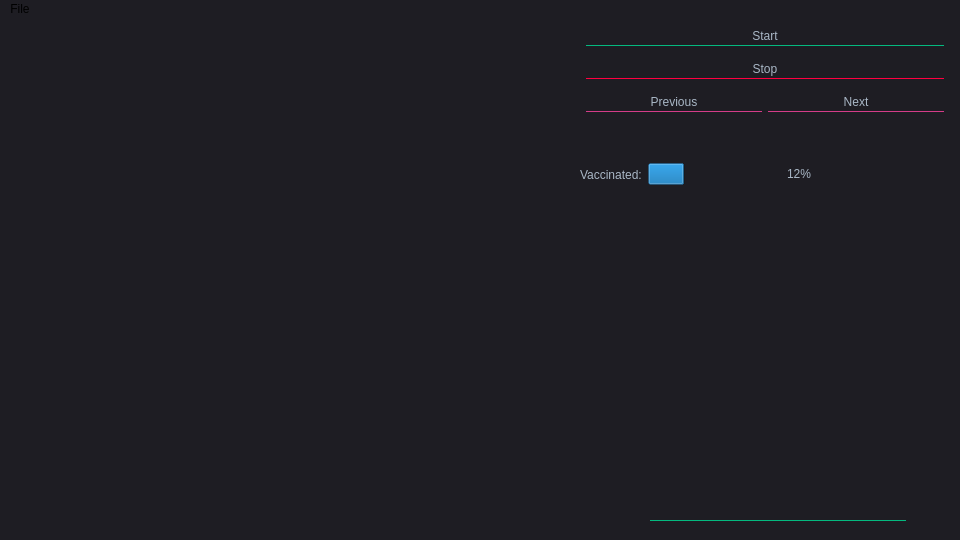
Before: the Qt Designer form src/mainwindow.ui in SteinVandenbroeke/PSE, drawn with Qt 5.
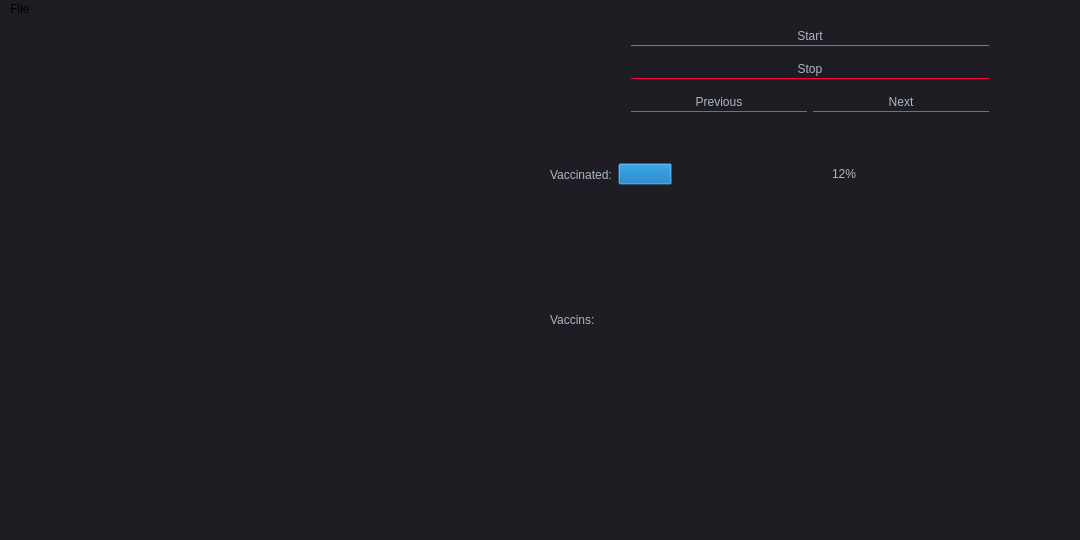
After: the same form once the commit is applied.

```diff
--- a/src/mainwindow.ui
+++ b/src/mainwindow.ui
@@ -6,7 +6,7 @@
    <rect>
     <x>0</x>
     <y>0</y>
-    <width>960</width>
+    <width>1080</width>
     <height>540</height>
    </rect>
   </property>
@@ -22,8 +22,8 @@
      <rect>
       <x>0</x>
       <y>0</y>
-      <width>571</width>
-      <height>411</height>
+      <width>512</width>
+      <height>512</height>
      </rect>
     </property>
     <property name="autoFillBackground">
@@ -48,13 +48,19 @@
    <widget class="QWidget" name="gridLayoutWidget">
     <property name="geometry">
      <rect>
-      <x>580</x>
+      <x>550</x>
       <y>0</y>
-      <width>371</width>
+      <width>521</width>
       <height>104</height>
      </rect>
     </property>
     <layout class="QGridLayout" name="gridLayout" columnstretch="0">
+     <property name="leftMargin">
+      <number>0</number>
+     </property>
+     <property name="rightMargin">
+      <number>0</number>
+     </property>
      <property name="horizontalSpacing">
       <number>-1</number>
      </property>
@@ -167,37 +173,12 @@
      </item>
     </layout>
    </widget>
-   <widget class="QTableView" name="tableView">
-    <property name="geometry">
-     <rect>
-      <x>650</x>
-      <y>310</y>
-      <width>256</width>
-      <height>192</height>
-     </rect>
-    </property>
-    <property name="styleSheet">
-     <string notr="true">	border-style: solid;
-	border-top-color: transparent;
-	border-right-color: transparent;
-	border-left-color: transparent;
-	border-bottom-color: #04b97f;
-	border-bottom-width: 1px;
-	border-style: solid;
-	color: #a9b7c6;
-	padding: 2px;
-	background-color: #1e1d23;</string>
-    </property>
-    <property name="gridStyle">
-     <enum>Qt::NoPen</enum>
-    </property>
-   </widget>
    <widget class="QTextEdit" name="textEdit">
     <property name="geometry">
      <rect>
-      <x>0</x>
+      <x>520</x>
       <y>410</y>
-      <width>581</width>
+      <width>551</width>
       <height>101</height>
      </rect>
     </property>
@@ -216,9 +197,9 @@
    <widget class="QWidget" name="horizontalLayoutWidget">
     <property name="geometry">
      <rect>
-      <x>580</x>
+      <x>550</x>
       <y>110</y>
-      <width>371</width>
+      <width>521</width>
       <height>91</height>
      </rect>
     </property>
@@ -297,13 +278,50 @@
      </item>
     </layout>
    </widget>
+   <widget class="QWidget" name="horizontalLayoutWidget_2">
+    <property name="geometry">
+     <rect>
+      <x>550</x>
+      <y>200</y>
+      <width>521</width>
+      <height>201</height>
+     </rect>
+    </property>
+    <layout class="QHBoxLayout" name="horizontalLayout_3">
+     <item>
+      <widget class="QLabel" name="label_2">
+       <property name="styleSheet">
+        <string notr="true">color: #a9b7c6;</string>
+       </property>
+       <property name="text">
+        <string>Vaccins:</string>
+       </property>
+      </widget>
+     </item>
+     <item>
+      <widget class="QListView" name="listView">
+       <property name="styleSheet">
+        <string notr="true">	border-style: solid;
+	border-top-color: transparant;
+	border-right-color: transparant;
+	border-left-color: transparent;
+	border-bottom-color: transparant;
+	border-style: solid;
+	color: #a9b7c6;
+	padding: 2px;
+	background-color: #1e1d23;</string>
+       </property>
+      </widget>
+     </item>
+    </layout>
+   </widget>
   </widget>
   <widget class="QMenuBar" name="menubar">
    <property name="geometry">
     <rect>
      <x>0</x>
      <y>0</y>
-     <width>960</width>
+     <width>1080</width>
      <height>22</height>
     </rect>
    </property>
```
